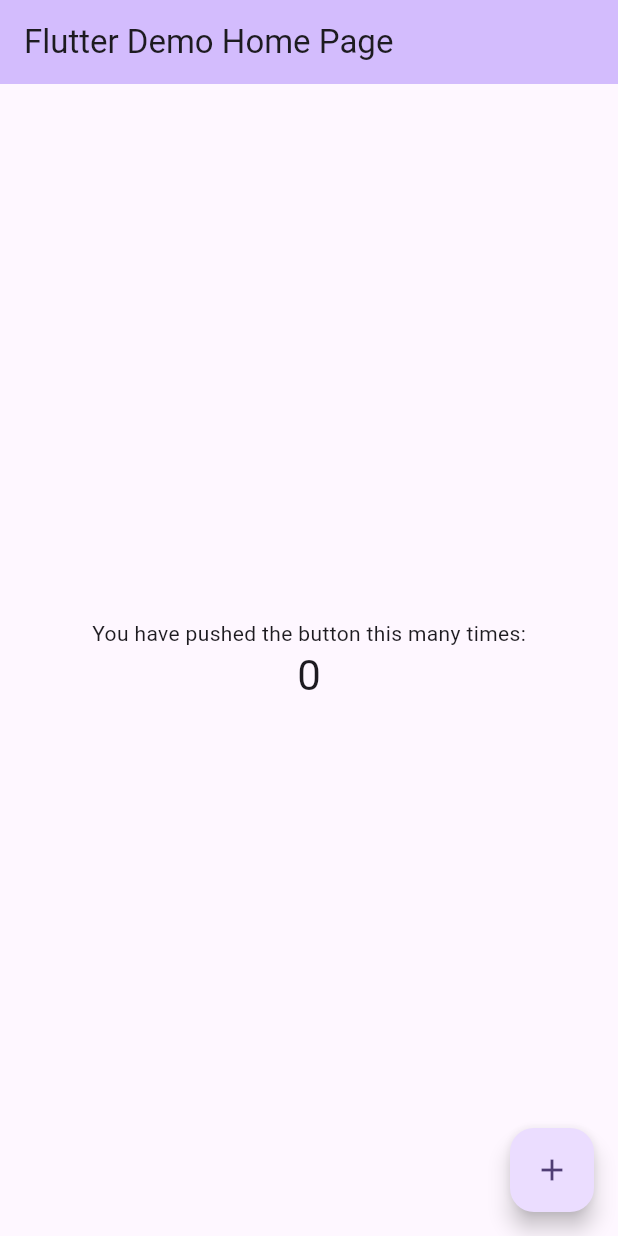
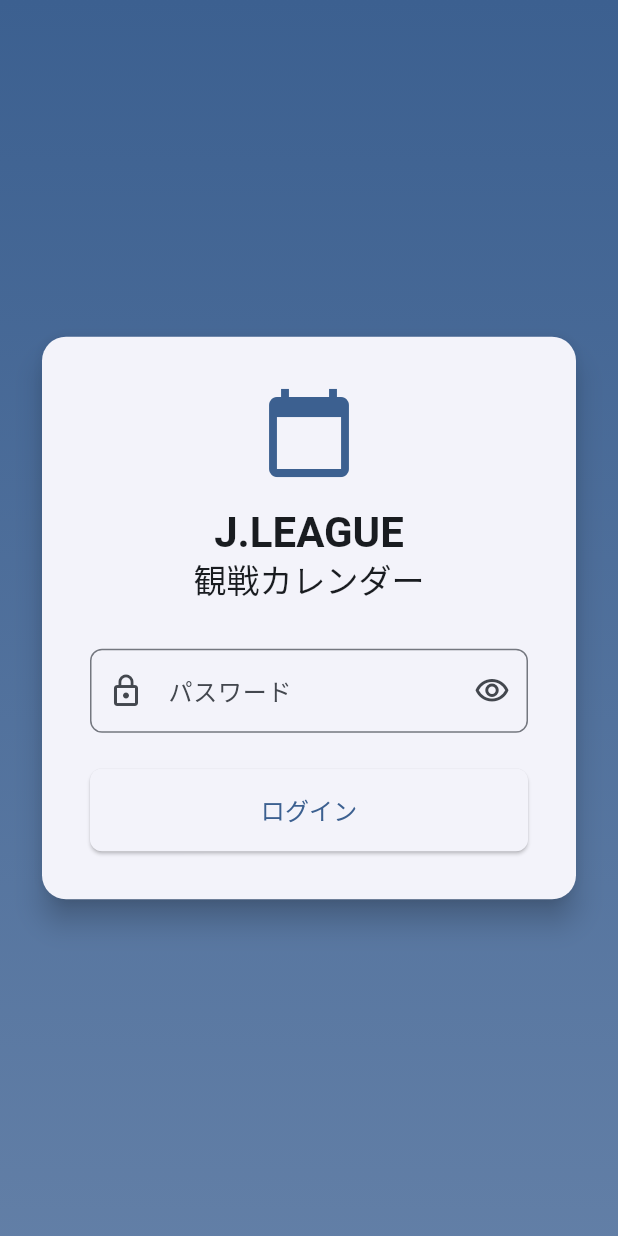
Before and after one commit to sion1073/jleague_watching_calendar, a Flutter app: the screen it shows after launch, on a phone screen of 412 x 824 dp. Run offline on Flutter 3.47's test engine with Material 3 defaults, Android fonts, the phone set to English and light mode, and no system bars; our stand-ins replace shared_preferences.

Commit message:
簡易パスワード認証機能の実装
フェーズ1プロトタイプとして、SHA-256ハッシュベースの
簡易パスワード認証機能を実装しました。

実装内容:
- SimpleAuthService: SHA-256によるパスワード検証とセッション管理(7日間有効)
- LoginScreen: パスワード入力画面(グラデーション背景、エラー表示)
- HomeScreen: 認証後のメイン画面(ログアウト機能付き)
- AuthCheck: 起動時のセッションチェックとスプラッシュ画面
- セキュリティ改善: 画面/READMEからパスワード情報を削除

技術仕様:
- パスワードはSHA-256でハッシュ化
- SharedPreferencesでセッション管理
- 画面遷移はpushReplacementで実装
- J.LEAGUEカラー(#1976D2)のテーマ適用

注意: プロトタイプ用の簡易認証です。
フェーズ3でGitHub OAuthに移行予定。

Co-Authored-By: Claude Opus 4.5 <noreply@anthropic.com>

```diff
--- a/lib/main.dart
+++ b/lib/main.dart
@@ -1,4 +1,7 @@
 import 'package:flutter/material.dart';
+import 'screens/login_screen.dart';
+import 'screens/home_screen.dart';
+import 'services/simple_auth_service.dart';
 
 void main() {
   runApp(const MyApp());
@@ -7,115 +10,116 @@ void main() {
 class MyApp extends StatelessWidget {
   const MyApp({super.key});
 
-  // This widget is the root of your application.
   @override
   Widget build(BuildContext context) {
     return MaterialApp(
-      title: 'Flutter Demo',
+      title: 'J.LEAGUE観戦カレンダー',
       theme: ThemeData(
-        // This is the theme of your application.
-        //
-        // TRY THIS: Try running your application with "flutter run". You'll see
-        // the application has a purple toolbar. Then, without quitting the app,
-        // try changing the seedColor in the colorScheme below to Colors.green
-        // and then invoke "hot reload" (save your changes or press the "hot
-        // reload" button in a Flutter-supported IDE, or press "r" if you used
-        // the command line to start the app).
-        //
-        // Notice that the counter didn't reset back to zero; the application
-        // state is not lost during the reload. To reset the state, use hot
-        // restart instead.
-        //
-        // This works for code too, not just values: Most code changes can be
-        // tested with just a hot reload.
-        colorScheme: .fromSeed(seedColor: Colors.deepPurple),
+        colorScheme: ColorScheme.fromSeed(
+          seedColor: const Color(0xFF1976D2), // J.LEAGUEカラー（青）
         ),
-      home: const MyHomePage(title: 'Flutter Demo Home Page'),
+        useMaterial3: true,
+      ),
+      // 初期画面は認証チェック画面
+      home: const AuthCheck(),
+      routes: {
+        '/login': (context) => const LoginScreen(),
+        '/home': (context) => const HomeScreen(),
+      },
     );
   }
 }
 
-class MyHomePage extends StatefulWidget {
-  const MyHomePage({super.key, required this.title});
-
-  // This widget is the home page of your application. It is stateful, meaning
-  // that it has a State object (defined below) that contains fields that affect
-  // how it looks.
-
-  // This class is the configuration for the state. It holds the values (in this
-  // case the title) provided by the parent (in this case the App widget) and
-  // used by the build method of the State. Fields in a Widget subclass are
-  // always marked "final".
-
-  final String title;
+/// 認証状態チェック画面
+///
+/// アプリ起動時にセッションの有効性をチェックし、
+/// 適切な画面へ遷移します。
+class AuthCheck extends StatefulWidget {
+  const AuthCheck({super.key});
 
   @override
-  State<MyHomePage> createState() => _MyHomePageState();
+  State<AuthCheck> createState() => _AuthCheckState();
 }
 
-class _MyHomePageState extends State<MyHomePage> {
-  int _counter = 0;
+class _AuthCheckState extends State<AuthCheck> {
+  final _authService = SimpleAuthService();
 
-  void _incrementCounter() {
-    setState(() {
-      // This call to setState tells the Flutter framework that something has
-      // changed in this State, which causes it to rerun the build method below
-      // so that the display can reflect the updated values. If we changed
-      // _counter without calling setState(), then the build method would not be
-      // called again, and so nothing would appear to happen.
-      _counter++;
-    });
+  @override
+  void initState() {
+    super.initState();
+    _checkAuthentication();
+  }
+
+  Future<void> _checkAuthentication() async {
+    // 少し待機してスプラッシュ効果を出す
+    await Future.delayed(const Duration(milliseconds: 500));
+
+    if (!mounted) return;
+
+    final isAuthenticated = await _authService.isAuthenticated();
+
+    if (!mounted) return;
+
+    if (isAuthenticated) {
+      // 認証済みの場合、ホーム画面へ
+      Navigator.of(context).pushReplacement(
+        MaterialPageRoute(builder: (context) => const HomeScreen()),
+      );
+    } else {
+      // 未認証の場合、ログイン画面へ
+      Navigator.of(context).pushReplacement(
+        MaterialPageRoute(builder: (context) => const LoginScreen()),
+      );
+    }
   }
 
   @override
   Widget build(BuildContext context) {
-    // This method is rerun every time setState is called, for instance as done
-    // by the _incrementCounter method above.
-    //
-    // The Flutter framework has been optimized to make rerunning build methods
-    // fast, so that you can just rebuild anything that needs updating rather
-    // than having to individually change instances of widgets.
+    // スプラッシュ画面
     return Scaffold(
-      appBar: AppBar(
-        // TRY THIS: Try changing the color here to a specific color (to
-        // Colors.amber, perhaps?) and trigger a hot reload to see the AppBar
-        // change color while the other colors stay the same.
-        backgroundColor: Theme.of(context).colorScheme.inversePrimary,
-        // Here we take the value from the MyHomePage object that was created by
-        // the App.build method, and use it to set our appbar title.
-        title: Text(widget.title),
+      body: Container(
+        decoration: BoxDecoration(
+          gradient: LinearGradient(
+            begin: Alignment.topCenter,
+            end: Alignment.bottomCenter,
+            colors: [
+              Theme.of(context).primaryColor,
+              Theme.of(context).primaryColor.withOpacity(0.8),
+            ],
           ),
-      body: Center(
-        // Center is a layout widget. It takes a single child and positions it
-        // in the middle of the parent.
+        ),
+        child: Center(
           child: Column(
-          // Column is also a layout widget. It takes a list of children and
-          // arranges them vertically. By default, it sizes itself to fit its
-          // children horizontally, and tries to be as tall as its parent.
-          //
-          // Column has various properties to control how it sizes itself and
-          // how it positions its children. Here we use mainAxisAlignment to
-          // center the children vertically; the main axis here is the vertical
-          // axis because Columns are vertical (the cross axis would be
-          // horizontal).
-          //
-          // TRY THIS: Invoke "debug painting" (choose the "Toggle Debug Paint"
-          // action in the IDE, or press "p" in the console), to see the
-          // wireframe for each widget.
-          mainAxisAlignment: .center,
+            mainAxisAlignment: MainAxisAlignment.center,
             children: [
-            const Text('You have pushed the button this many times:'),
-            Text(
-              '$_counter',
-              style: Theme.of(context).textTheme.headlineMedium,
+              Icon(
+                Icons.calendar_today,
+                size: 100,
+                color: Colors.white,
+              ),
+              const SizedBox(height: 24),
+              const Text(
+                'J.LEAGUE',
+                style: TextStyle(
+                  fontSize: 32,
+                  fontWeight: FontWeight.bold,
+                  color: Colors.white,
+                ),
+              ),
+              const Text(
+                '観戦カレンダー',
+                style: TextStyle(
+                  fontSize: 24,
+                  color: Colors.white,
+                ),
+              ),
+              const SizedBox(height: 48),
+              const CircularProgressIndicator(
+                valueColor: AlwaysStoppedAnimation<Color>(Colors.white),
               ),
             ],
           ),
         ),
-      floatingActionButton: FloatingActionButton(
-        onPressed: _incrementCounter,
-        tooltip: 'Increment',
-        child: const Icon(Icons.add),
       ),
     );
   }
--- /dev/null
+++ b/lib/screens/login_screen.dart
@@ -0,0 +1,176 @@
+import 'package:flutter/material.dart';
+import '../services/simple_auth_service.dart';
+import 'home_screen.dart';
+
+/// ログイン画面
+///
+/// パスワードを入力して認証を行います。
+/// 認証成功後、メインアプリへ遷移します。
+class LoginScreen extends StatefulWidget {
+  const LoginScreen({super.key});
+
+  @override
+  State<LoginScreen> createState() => _LoginScreenState();
+}
+
+class _LoginScreenState extends State<LoginScreen> {
+  final _passwordController = TextEditingController();
+  final _authService = SimpleAuthService();
+  bool _isLoading = false;
+  bool _obscurePassword = true;
+  String? _errorMessage;
+
+  @override
+  void dispose() {
+    _passwordController.dispose();
+    super.dispose();
+  }
+
+  Future<void> _handleLogin() async {
+    // エラーメッセージをクリア
+    setState(() {
+      _errorMessage = null;
+      _isLoading = true;
+    });
+
+    final password = _passwordController.text;
+
+    try {
+      final isAuthenticated = await _authService.authenticate(password);
+
+      if (!mounted) return;
+
+      if (isAuthenticated) {
+        // 認証成功 - ホーム画面へ遷移
+        Navigator.of(context).pushReplacement(
+          MaterialPageRoute(builder: (context) => const HomeScreen()),
+        );
+      } else {
+        // 認証失敗
+        setState(() {
+          _errorMessage = 'パスワードが正しくありません';
+          _isLoading = false;
+        });
+      }
+    } catch (e) {
+      if (!mounted) return;
+
+      setState(() {
+        _errorMessage = 'エラーが発生しました: $e';
+        _isLoading = false;
+      });
+    }
+  }
+
+  @override
+  Widget build(BuildContext context) {
+    return Scaffold(
+      body: Container(
+        decoration: BoxDecoration(
+          gradient: LinearGradient(
+            begin: Alignment.topCenter,
+            end: Alignment.bottomCenter,
+            colors: [
+              Theme.of(context).primaryColor,
+              Theme.of(context).primaryColor.withOpacity(0.8),
+            ],
+          ),
+        ),
+        child: SafeArea(
+          child: Center(
+            child: SingleChildScrollView(
+              padding: const EdgeInsets.all(24.0),
+              child: Card(
+                elevation: 8,
+                shape: RoundedRectangleBorder(
+                  borderRadius: BorderRadius.circular(16),
+                ),
+                child: Padding(
+                  padding: const EdgeInsets.all(32.0),
+                  child: Column(
+                    mainAxisSize: MainAxisSize.min,
+                    crossAxisAlignment: CrossAxisAlignment.stretch,
+                    children: [
+                      // ロゴ・タイトル
+                      Icon(
+                        Icons.calendar_today,
+                        size: 64,
+                        color: Theme.of(context).primaryColor,
+                      ),
+                      const SizedBox(height: 16),
+                      Text(
+                        'J.LEAGUE',
+                        textAlign: TextAlign.center,
+                        style: Theme.of(context).textTheme.headlineMedium?.copyWith(
+                              fontWeight: FontWeight.bold,
+                            ),
+                      ),
+                      Text(
+                        '観戦カレンダー',
+                        textAlign: TextAlign.center,
+                        style: Theme.of(context).textTheme.titleLarge,
+                      ),
+                      const SizedBox(height: 32),
+
+                      // パスワード入力フィールド
+                      TextField(
+                        controller: _passwordController,
+                        obscureText: _obscurePassword,
+                        decoration: InputDecoration(
+                          labelText: 'パスワード',
+                          prefixIcon: const Icon(Icons.lock_outline),
+                          suffixIcon: IconButton(
+                            icon: Icon(
+                              _obscurePassword
+                                  ? Icons.visibility_outlined
+                                  : Icons.visibility_off_outlined,
+                            ),
+                            onPressed: () {
+                              setState(() {
+                                _obscurePassword = !_obscurePassword;
+                              });
+                            },
+                          ),
+                          border: OutlineInputBorder(
+                            borderRadius: BorderRadius.circular(8),
+                          ),
+                          errorText: _errorMessage,
+                        ),
+                        enabled: !_isLoading,
+                        onSubmitted: _isLoading ? null : (_) => _handleLogin(),
+                      ),
+                      const SizedBox(height: 24),
+
+                      // ログインボタン
+                      ElevatedButton(
+                        onPressed: _isLoading ? null : _handleLogin,
+                        style: ElevatedButton.styleFrom(
+                          padding: const EdgeInsets.symmetric(vertical: 16),
+                          shape: RoundedRectangleBorder(
+                            borderRadius: BorderRadius.circular(8),
+                          ),
+                        ),
+                        child: _isLoading
+                            ? const SizedBox(
+                                height: 20,
+                                width: 20,
+                                child: CircularProgressIndicator(
+                                  strokeWidth: 2,
+                                ),
+                              )
+                            : const Text(
+                                'ログイン',
+                                style: TextStyle(fontSize: 16),
+                              ),
+                      ),
+                    ],
+                  ),
+                ),
+              ),
+            ),
+          ),
+        ),
+      ),
+    );
+  }
+}
```
Also changed, not shown: lib/screens/home_screen.dart (added, +110 -0 lines), lib/services/simple_auth_service.dart (added, +112 -0 lines), 2 other files. Lines whose indentation alone changed are shown as unchanged.
